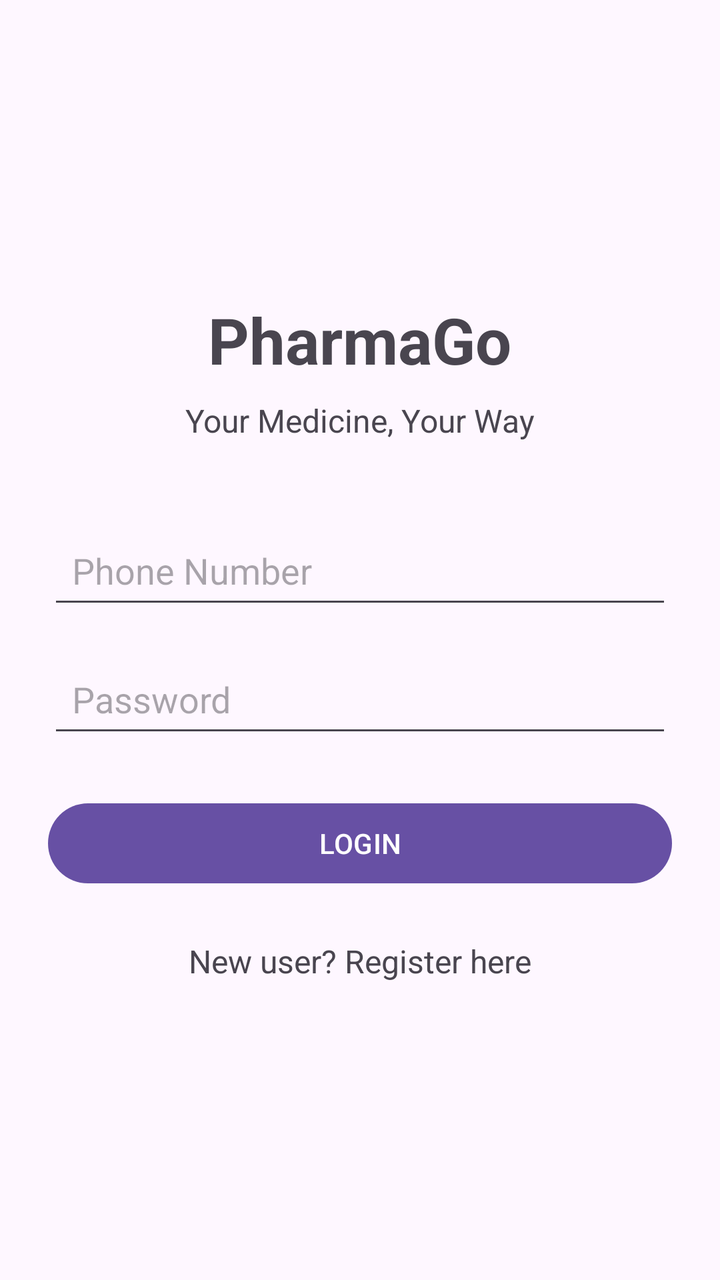
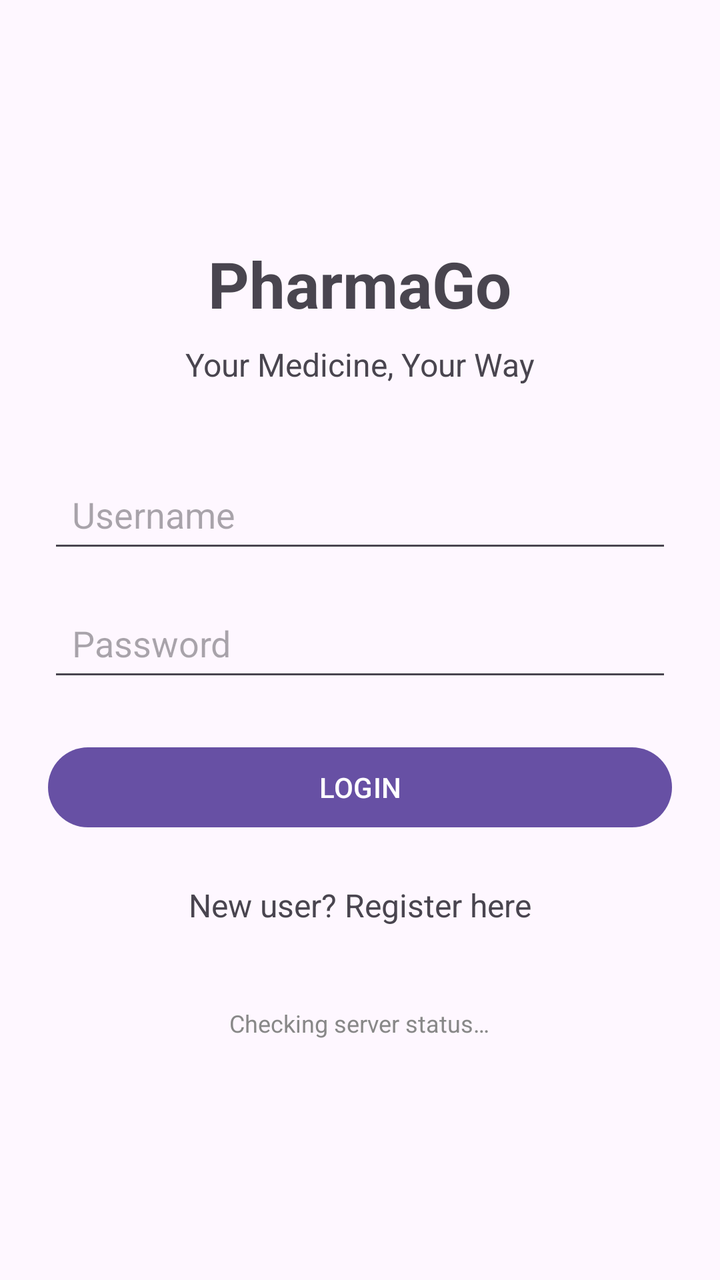

Before-and-after screenshots of an Android layout around one commit, followed by the original layout XML and the change that was made.
<!-- AndroidManifest.xml: application theme Theme.PharmaGo -->
<!-- res/layout/activity_main.xml -->
<?xml version="1.0" encoding="utf-8"?>
<LinearLayout xmlns:android="http://schemas.android.com/apk/res/android"
    android:layout_width="match_parent"
    android:layout_height="match_parent"
    android:orientation="vertical"
    android:gravity="center"
    android:padding="24dp">

    <TextView
        android:layout_width="wrap_content"
        android:layout_height="wrap_content"
        android:text="PharmaGo"
        android:textSize="32sp"
        android:textStyle="bold"
        android:layout_marginBottom="8dp" />

    <TextView
        android:layout_width="wrap_content"
        android:layout_height="wrap_content"
        android:text="Your Medicine, Your Way"
        android:textSize="16sp"
        android:layout_marginBottom="40dp" />

    <EditText
        android:id="@+id/etPhone"
        android:layout_width="match_parent"
        android:layout_height="wrap_content"
        android:hint="Phone Number"
        android:inputType="phone"
        android:padding="12dp" />

    <EditText
        android:id="@+id/etPassword"
        android:layout_width="match_parent"
        android:layout_height="wrap_content"
        android:hint="Password"
        android:inputType="textPassword"
        android:padding="12dp"
        android:layout_marginTop="16dp" />

    <Button
        android:id="@+id/btnLogin"
        android:layout_width="match_parent"
        android:layout_height="wrap_content"
        android:text="LOGIN"
        android:layout_marginTop="24dp" />

    <TextView
        android:id="@+id/tvRegister"
        android:layout_width="wrap_content"
        android:layout_height="wrap_content"
        android:text="New user? Register here"
        android:textSize="16sp"
        android:layout_marginTop="24dp"
        android:clickable="true"
        android:focusable="true" />

</LinearLayout>
<!-- resources referenced by this layout -->
<resources>
  <style name="Theme.PharmaGo" parent="Base.Theme.PharmaGo" />
  <style name="Base.Theme.PharmaGo" parent="Theme.Material3.DayNight.NoActionBar">
          
          
      </style>
</resources>

<!-- the commit's change to res/layout/activity_main.xml (unified diff, before → after) -->
@@ -22,11 +22,11 @@
         android:layout_marginBottom="40dp" />
 
     <EditText
-        android:id="@+id/etPhone"
+        android:id="@+id/etUsername"
         android:layout_width="match_parent"
         android:layout_height="wrap_content"
-        android:hint="Phone Number"
-        android:inputType="phone"
+        android:hint="Username"
+        android:inputType="text"
         android:padding="12dp" />
 
     <EditText
@@ -55,4 +55,13 @@
         android:clickable="true"
         android:focusable="true" />
 
+    <TextView
+        android:id="@+id/tvServerStatus"
+        android:layout_width="wrap_content"
+        android:layout_height="wrap_content"
+        android:text="@string/server_status_checking"
+        android:textSize="12sp"
+        android:layout_marginTop="40dp"
+        android:textColor="#888888" />
+
 </LinearLayout>
<!-- resource entries referenced after the edit -->
@@ -1,5 +1,6 @@
 <!-- resources referenced by this layout -->
 <resources>
+  <string name="server_status_checking">Checking server status…</string>
   <style name="Theme.PharmaGo" parent="Base.Theme.PharmaGo" />
   <style name="Base.Theme.PharmaGo" parent="Theme.Material3.DayNight.NoActionBar">
           
